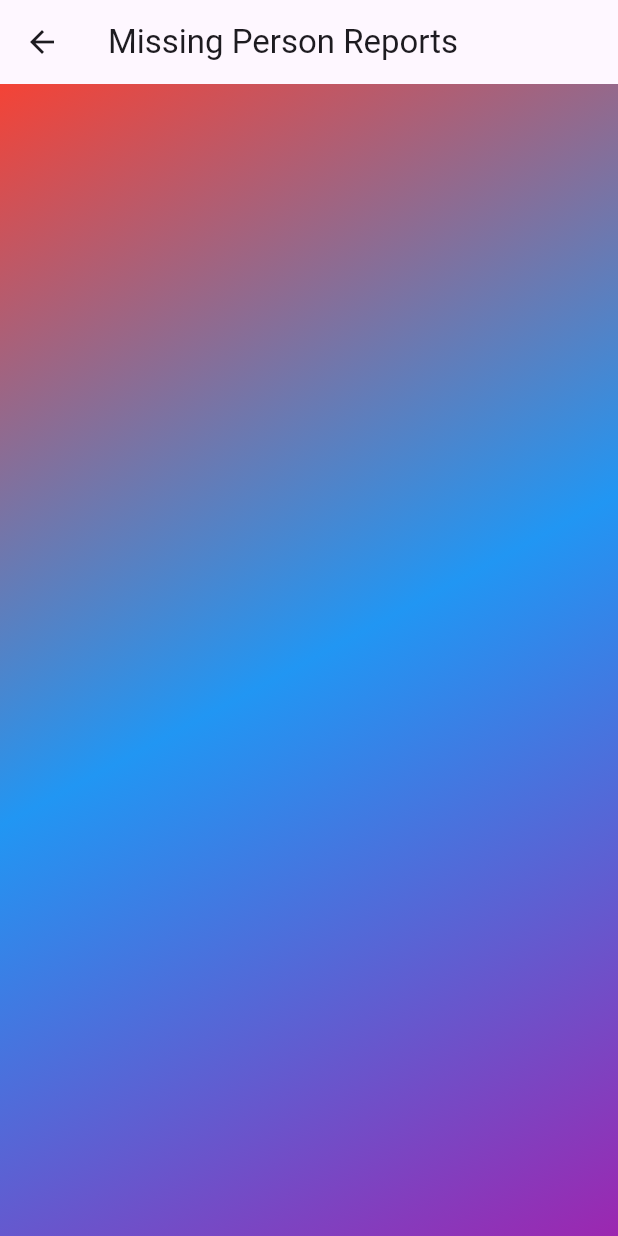
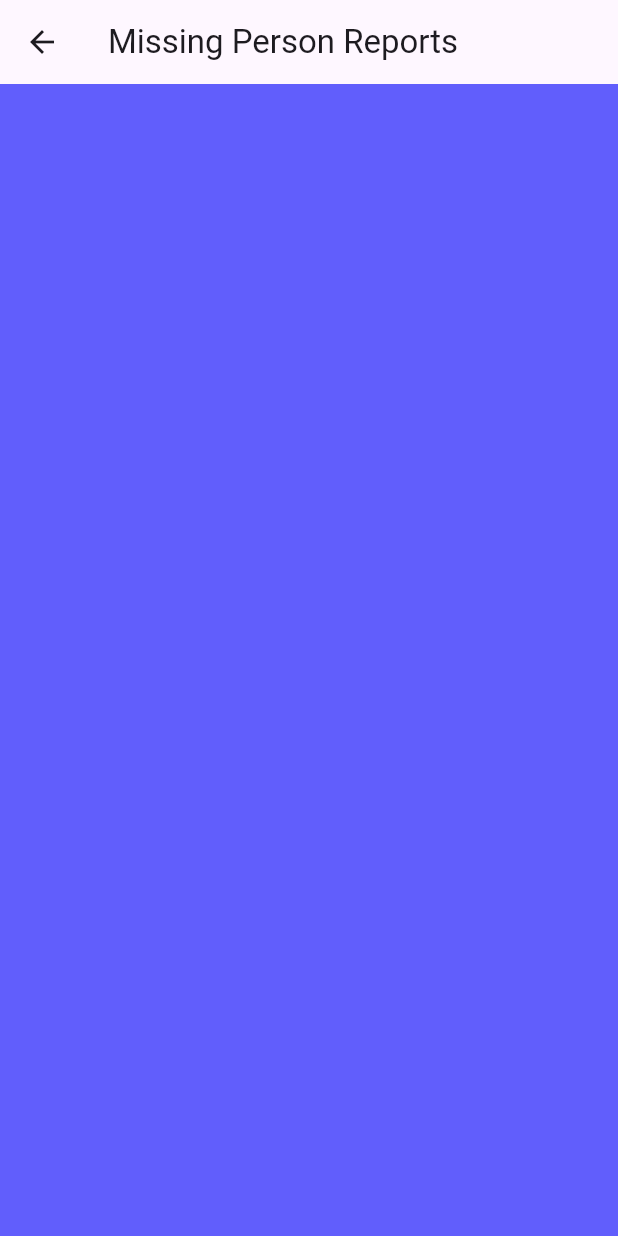
Before and after one commit to bed-com-04-20/safetyNet, a Flutter app: the ReportListScreen screen opened directly, on a phone screen of 412 x 824 dp. Run offline on Flutter 3.47's test engine with Material 3 defaults, Android fonts, the phone set to English and light mode, and no system bars; our stand-ins replace cached_network_image, cloud_firestore, firebase_auth, firebase_core, firebase_database, firebase_storage and 1 more; missing offline and left inert: firebase_app_check; accounts and stored records are empty.

Commit message:
Backgroung change on Missing person reports screen

```diff
--- a/lib/src/ui/report_form_screen.dart
+++ b/lib/src/ui/report_form_screen.dart
@@ -144,11 +144,6 @@ class _ReportFormScreenState extends State<ReportFormScreen> {
   @override
   Widget build(BuildContext context) {
     return Scaffold(
-    backgroundColor: Color(0xFF615EFC),
-      appBar: AppBar(
-        title: Text('Report Missing Person'),
-      ),
-
       body: Container(
       // Apply gradient background
       decoration: BoxDecoration(
--- a/lib/src/ui/report_list_screen.dart
+++ b/lib/src/ui/report_list_screen.dart
@@ -1,6 +1,8 @@
 import 'package:flutter/material.dart';
 import 'package:cloud_firestore/cloud_firestore.dart';
 import 'package:cached_network_image/cached_network_image.dart';
+
+import '../../utils/colors_utils.dart';
 
 class ReportListScreen extends StatelessWidget {
   final CollectionReference reportsCollection =
@@ -15,17 +17,10 @@ class ReportListScreen extends StatelessWidget {
       ),
 
     body: Container(
-    decoration: BoxDecoration(
-     gradient: LinearGradient(
-          colors: [
-          Colors.red,
-          Colors.blue,
-          Colors.purple,
-        ],
-        begin: Alignment.topLeft,
-        end: Alignment.bottomRight,
-        ),
-     ),
+      height: MediaQuery.of(context).size.height,
+      decoration: BoxDecoration(
+        color: hexStringToColor("615EFC"),
+      ),
       child: StreamBuilder<QuerySnapshot>(
         stream: reportsCollection.snapshots(),
         builder: (context, snapshot) {
@@ -68,7 +63,7 @@ class ReportListScreen extends StatelessWidget {
                       borderRadius: BorderRadius.circular(10),
                     ),
                     child: Card(
-                      color: Colors.transparent, // Make the card transparent to show the gradient
+                      color: Colors.transparent,
                       elevation: 5,
                       shape: RoundedRectangleBorder(
                         borderRadius: BorderRadius.circular(10),
```
Lines whose indentation alone changed are shown as unchanged.
